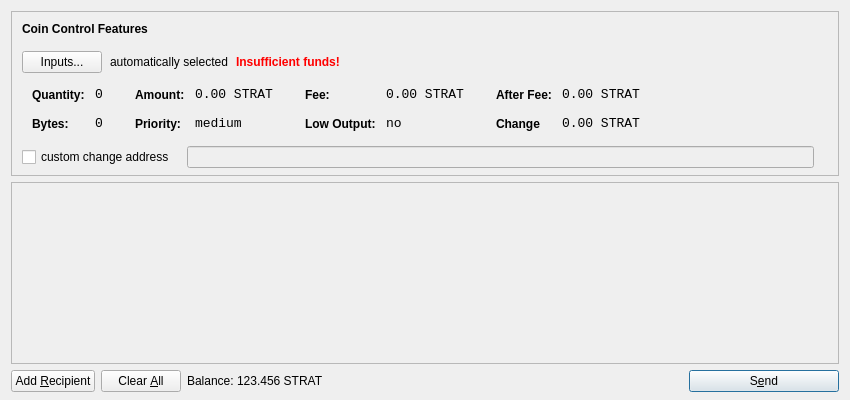
Old version of the form src/qt/forms/sendcoinsdialog.ui in the repository zealdeal/zeal.
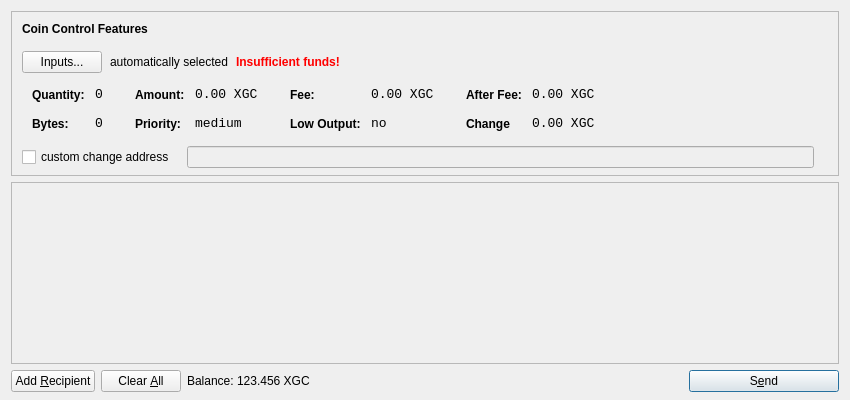
New version of the form. Icons and pictures are not drawn.

```diff
--- a/src/qt/forms/sendcoinsdialog.ui
+++ b/src/qt/forms/sendcoinsdialog.ui
@@ -321,7 +321,7 @@
                   <enum>Qt::ActionsContextMenu</enum>
                  </property>
                  <property name="text">
-                  <string notr="true">0.00 STRAT</string>
+                  <string notr="true">0.00 XGC</string>
                  </property>
                  <property name="textInteractionFlags">
                   <set>Qt::LinksAccessibleByMouse|Qt::TextSelectableByKeyboard|Qt::TextSelectableByMouse</set>
@@ -407,7 +407,7 @@
                   <enum>Qt::ActionsContextMenu</enum>
                  </property>
                  <property name="text">
-                  <string notr="true">0.00 STRAT</string>
+                  <string notr="true">0.00 XGC</string>
                  </property>
                  <property name="textInteractionFlags">
                   <set>Qt::LinksAccessibleByMouse|Qt::TextSelectableByKeyboard|Qt::TextSelectableByMouse</set>
@@ -493,7 +493,7 @@
                   <enum>Qt::ActionsContextMenu</enum>
                  </property>
                  <property name="text">
-                  <string notr="true">0.00 STRAT</string>
+                  <string notr="true">0.00 XGC</string>
                  </property>
                  <property name="textInteractionFlags">
                   <set>Qt::LinksAccessibleByMouse|Qt::TextSelectableByKeyboard|Qt::TextSelectableByMouse</set>
@@ -525,7 +525,7 @@
                   <enum>Qt::ActionsContextMenu</enum>
                  </property>
                  <property name="text">
-                  <string notr="true">0.00 STRAT</string>
+                  <string notr="true">0.00 XGC</string>
                  </property>
                  <property name="textInteractionFlags">
                   <set>Qt::LinksAccessibleByMouse|Qt::TextSelectableByKeyboard|Qt::TextSelectableByMouse</set>
@@ -724,7 +724,7 @@
           <cursorShape>IBeamCursor</cursorShape>
          </property>
          <property name="text">
-          <string notr="true">123.456 STRAT</string>
+          <string notr="true">123.456 XGC</string>
          </property>
          <property name="textInteractionFlags">
           <set>Qt::LinksAccessibleByMouse|Qt::TextSelectableByKeyboard|Qt::TextSelectableByMouse</set>
```
